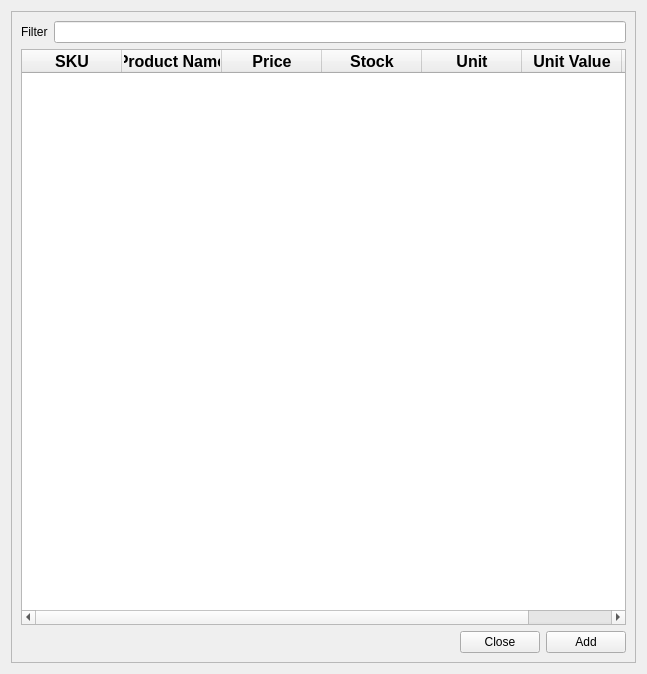
First picture: the form in ui/products_in_transactions.ui, repository michael-halim/pos, before the edit.
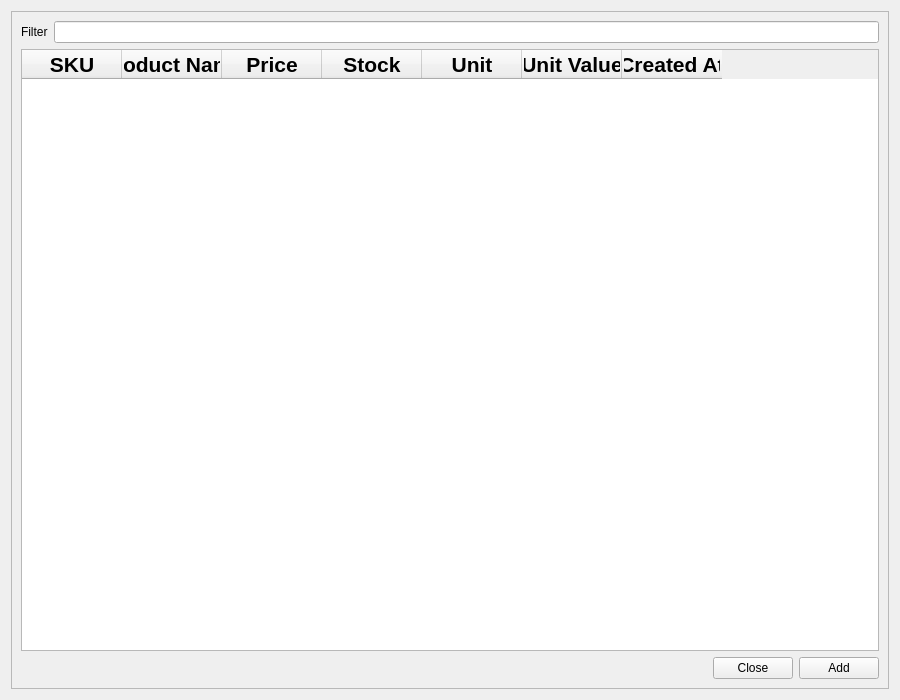
Second picture: the form after the edit.

Commit message: Patch#10: Added Submit Transaction - Fix UX for Prefix Rp. in trasactions table and products in transactions table - Refactor transactions into a folder - Refactor products in transactions into another file - Fix Bug transaction id constraint - Added Feature Pending Transaction to Active Transactions and vice versa - Added Feature Check SKU and fix its bug - Added Filter in transactions table

The edit to the form file:
```diff
--- a/ui/products_in_transactions.ui
+++ b/ui/products_in_transactions.ui
@@ -6,8 +6,8 @@
    <rect>
     <x>0</x>
     <y>0</y>
-    <width>647</width>
-    <height>674</height>
+    <width>900</width>
+    <height>700</height>
    </rect>
   </property>
   <property name="windowTitle">
@@ -47,7 +47,7 @@
            </property>
            <property name="font">
             <font>
-             <pointsize>12</pointsize>
+             <pointsize>16</pointsize>
              <weight>75</weight>
              <bold>true</bold>
             </font>
@@ -62,7 +62,7 @@
            </property>
            <property name="font">
             <font>
-             <pointsize>12</pointsize>
+             <pointsize>16</pointsize>
              <weight>75</weight>
              <bold>true</bold>
             </font>
@@ -77,7 +77,7 @@
            </property>
            <property name="font">
             <font>
-             <pointsize>12</pointsize>
+             <pointsize>16</pointsize>
              <weight>75</weight>
              <bold>true</bold>
             </font>
@@ -92,7 +92,7 @@
            </property>
            <property name="font">
             <font>
-             <pointsize>12</pointsize>
+             <pointsize>16</pointsize>
              <weight>75</weight>
              <bold>true</bold>
             </font>
@@ -107,7 +107,7 @@
            </property>
            <property name="font">
             <font>
-             <pointsize>12</pointsize>
+             <pointsize>16</pointsize>
              <weight>75</weight>
              <bold>true</bold>
             </font>
@@ -122,7 +122,7 @@
            </property>
            <property name="font">
             <font>
-             <pointsize>12</pointsize>
+             <pointsize>16</pointsize>
              <weight>75</weight>
              <bold>true</bold>
             </font>
@@ -137,7 +137,7 @@
            </property>
            <property name="font">
             <font>
-             <pointsize>12</pointsize>
+             <pointsize>16</pointsize>
              <weight>75</weight>
              <bold>true</bold>
             </font>
```
The commit also changes 8 other files.
